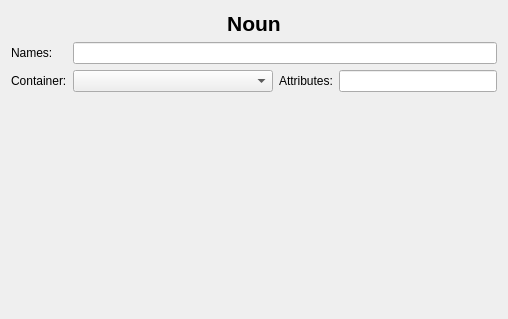
Qt form base/nautilus/view/noun-widget.ui (jason80/dragonfly) before a commit.
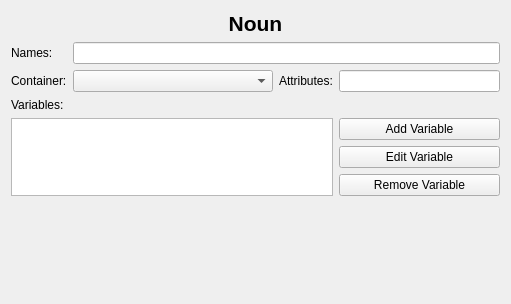
The same form after that commit.

Commit message: feat: edit variables of noun

```diff
--- a/base/nautilus/view/noun-widget.ui
+++ b/base/nautilus/view/noun-widget.ui
@@ -6,8 +6,8 @@
    <rect>
     <x>0</x>
     <y>0</y>
-    <width>508</width>
-    <height>319</height>
+    <width>511</width>
+    <height>304</height>
    </rect>
   </property>
   <property name="windowTitle">
@@ -21,7 +21,7 @@
      </property>
     </widget>
    </item>
-   <item row="3" column="0">
+   <item row="8" column="0">
     <spacer name="verticalSpacer">
      <property name="orientation">
       <enum>Qt::Vertical</enum>
@@ -81,6 +81,37 @@
      </property>
     </widget>
    </item>
+   <item row="3" column="0">
+    <widget class="QLabel" name="label_5">
+     <property name="text">
+      <string>Variables:</string>
+     </property>
+    </widget>
+   </item>
+   <item row="4" column="3">
+    <widget class="QPushButton" name="btnAddVariable">
+     <property name="text">
+      <string>Add Variable</string>
+     </property>
+    </widget>
+   </item>
+   <item row="5" column="3">
+    <widget class="QPushButton" name="btnEditVariable">
+     <property name="text">
+      <string>Edit Variable</string>
+     </property>
+    </widget>
+   </item>
+   <item row="6" column="3">
+    <widget class="QPushButton" name="btnRemoveVariable">
+     <property name="text">
+      <string>Remove Variable</string>
+     </property>
+    </widget>
+   </item>
+   <item row="4" column="0" rowspan="3" colspan="3">
+    <widget class="QListView" name="lstVariables"/>
+   </item>
   </layout>
  </widget>
  <resources/>
```
The commit also changes 1 other file.
